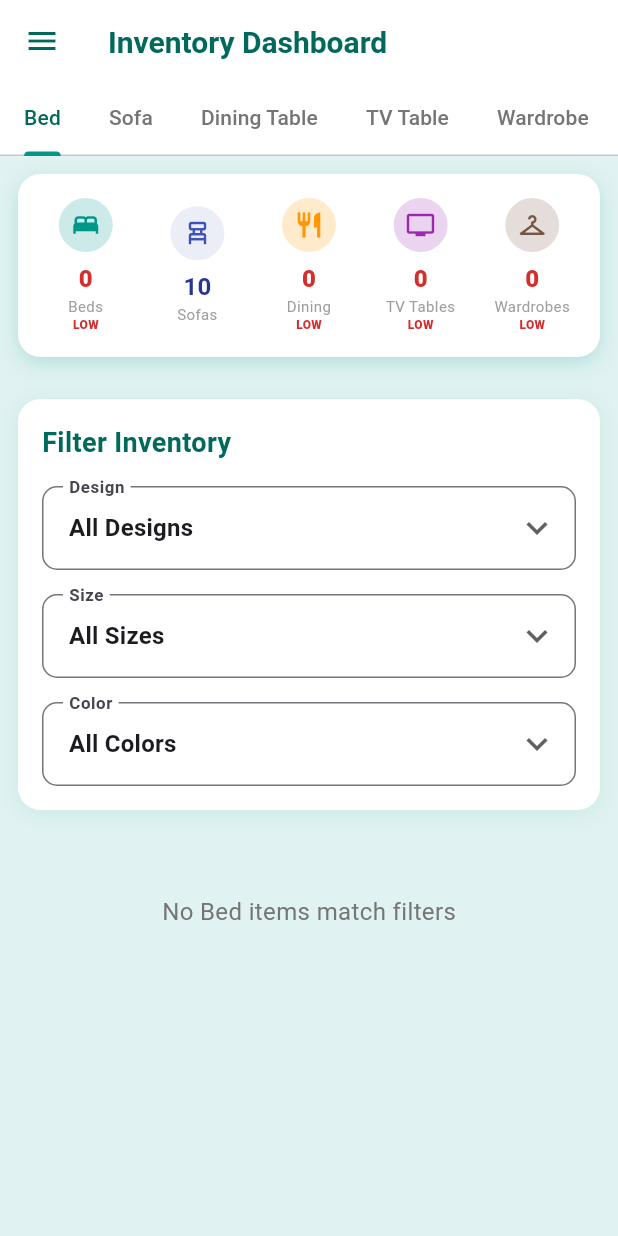
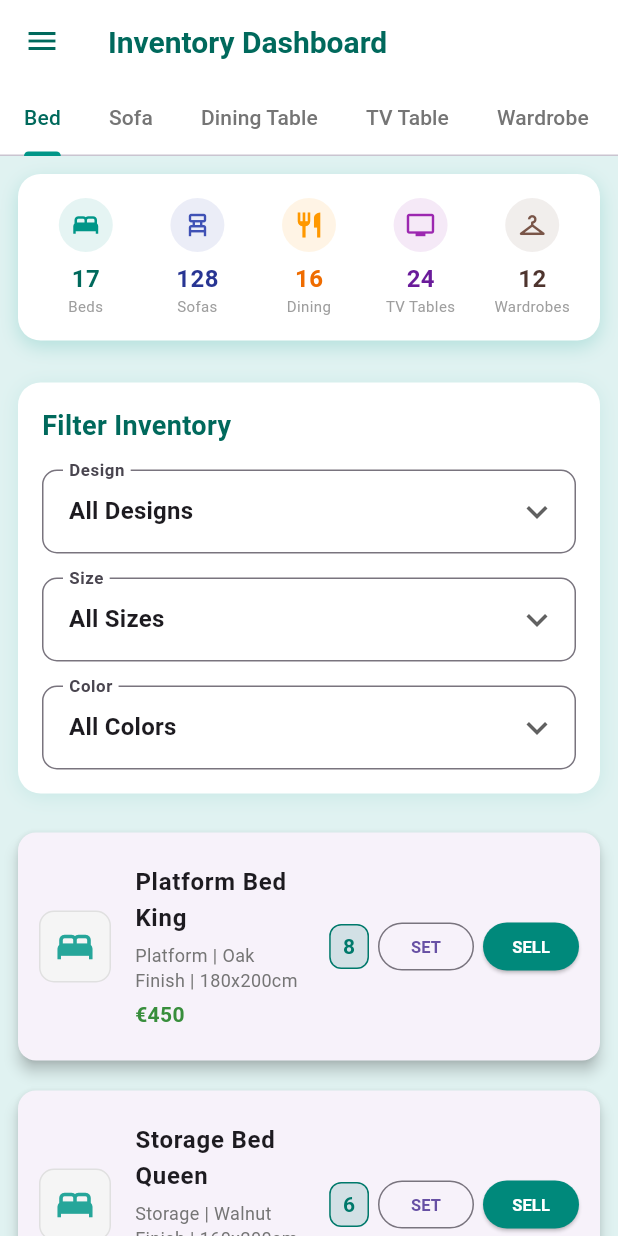
Before and after one commit to haadikhan/Relax_Decor, a Flutter app: the HomeScreen screen opened directly, on a phone screen of 412 x 824 dp. Run offline on Flutter 3.47's test engine with Material 3 defaults, Android fonts, the phone set to English and light mode, and no system bars; our stand-ins replace cloud_firestore, firebase_auth, firebase_core; accounts and stored records are empty; network calls fail.

```diff
--- a/lib/dashboard.dart
+++ b/lib/dashboard.dart
@@ -11,7 +11,8 @@ import 'package:flutter/services.dart';
 import 'package:inventory_system/firebase/firebase_service.dart';
 import 'package:inventory_system/login_screen.dart';
 import 'package:inventory_system/sales_screen.dart';
-import 'package:inventory_system/sales_report_screen.dart'; // Add this import
+import 'package:inventory_system/sales_report_screen.dart';
+import 'package:inventory_system/stock_history_screen.dart'; // NEW: Import
 
 class HomeScreen extends StatefulWidget {
   const HomeScreen({super.key});
@@ -533,7 +534,7 @@ class _HomeScreenState extends State<HomeScreen>
           ),
         ),
       ),
-      drawer: _buildDrawer(isMobile), // MODIFIED: Use the drawer builder method
+      drawer: _buildDrawer(isMobile),
       body: Column(
         children: [
           Padding(
@@ -619,7 +620,7 @@ class _HomeScreenState extends State<HomeScreen>
     );
   }
 
-  // NEW: Drawer builder method with Sales Report option
+  // UPDATED: Drawer builder method with Stock History option
   Widget _buildDrawer(bool isMobile) {
     return Drawer(
       child: ListView(
@@ -628,7 +629,7 @@ class _HomeScreenState extends State<HomeScreen>
           DrawerHeader(
             decoration: BoxDecoration(color: Colors.teal.shade700),
             child: const Text(
-              'Relax Decor',
+              'Mob World',
               style: TextStyle(
                 color: Colors.white,
                 fontSize: 28,
@@ -636,6 +637,24 @@ class _HomeScreenState extends State<HomeScreen>
               ),
             ),
           ),
+
+          // NEW: Stock History Option
+          ListTile(
+            leading: const Icon(Icons.history, color: Colors.orange, size: 26),
+            title: const Text('Stock History', style: TextStyle(fontSize: 18)),
+            onTap: () {
+              Navigator.pop(context); // Close drawer
+              Navigator.push(
+                context,
+                MaterialPageRoute(
+                  builder: (context) =>
+                      StockHistoryScreen(firebaseService: _firebaseService),
+                ),
+              );
+            },
+          ),
+
+          // Existing Sales Report Option
           ListTile(
             leading: const Icon(Icons.analytics, color: Colors.blue, size: 26),
             title: const Text('Sales Report', style: TextStyle(fontSize: 18)),
@@ -650,6 +669,7 @@ class _HomeScreenState extends State<HomeScreen>
               );
             },
           ),
+
           const Divider(),
           ListTile(
             leading: const Icon(
--- a/lib/firebase/firebase_service.dart
+++ b/lib/firebase/firebase_service.dart
@@ -1,4 +1,5 @@
 import 'package:cloud_firestore/cloud_firestore.dart';
+import 'package:firebase_auth/firebase_auth.dart';
 import 'package:flutter/material.dart';
 
 class FurnitureItem {
@@ -10,6 +11,8 @@ class FurnitureItem {
   final String? design;
   final String? color;
   final String? size;
+  final String? lastUpdatedBy; // NEW: Track who updated
+  final DateTime? lastUpdatedAt; // NEW: Track when updated
 
   FurnitureItem({
     required this.id,
@@ -20,6 +23,8 @@ class FurnitureItem {
     this.design,
     this.color,
     this.size,
+    this.lastUpdatedBy, // NEW
+    this.lastUpdatedAt, // NEW
   });
 
   factory FurnitureItem.fromFirestore(DocumentSnapshot doc) {
@@ -33,11 +38,86 @@ class FurnitureItem {
       design: data['design'] as String?,
       color: data['color'] as String?,
       size: data['size'] as String?,
+      lastUpdatedBy: data['lastUpdatedBy'] as String?, // NEW
+      lastUpdatedAt:
+          data['lastUpdatedAt'] !=
+              null // NEW
+          ? (data['lastUpdatedAt'] as Timestamp).toDate()
+          : null,
     );
   }
 }
 
-// NEW: Sales Record Model
+// NEW: Stock Update Record Model
+class StockUpdateRecord {
+  final String id;
+  final String itemId;
+  final String category;
+  final String model;
+  final String updatedBy;
+  final DateTime updatedAt;
+  final int previousStock;
+  final int newStock;
+  final int changeAmount;
+  final String updateType; // 'set' or 'increase'
+  final String? design;
+  final String? color;
+  final String? size;
+
+  StockUpdateRecord({
+    required this.id,
+    required this.itemId,
+    required this.category,
+    required this.model,
+    required this.updatedBy,
+    required this.updatedAt,
+    required this.previousStock,
+    required this.newStock,
+    required this.changeAmount,
+    required this.updateType,
+    this.design,
+    this.color,
+    this.size,
+  });
+
+  factory StockUpdateRecord.fromFirestore(DocumentSnapshot doc) {
+    final data = doc.data() as Map<String, dynamic>;
+    return StockUpdateRecord(
+      id: doc.id,
+      itemId: data['itemId'] as String,
+      category: data['category'] as String,
+      model: data['model'] as String,
+      updatedBy: data['updatedBy'] as String,
+      updatedAt: (data['updatedAt'] as Timestamp).toDate(),
+      previousStock: (data['previousStock'] as num).toInt(),
+      newStock: (data['newStock'] as num).toInt(),
+      changeAmount: (data['changeAmount'] as num).toInt(),
+      updateType: data['updateType'] as String,
+      design: data['design'] as String?,
+      color: data['color'] as String?,
+      size: data['size'] as String?,
+    );
+  }
+
+  Map<String, dynamic> toFirestore() {
+    return {
+      'itemId': itemId,
+      'category': category,
+      'model': model,
+      'updatedBy': updatedBy,
+      'updatedAt': Timestamp.fromDate(updatedAt),
+      'previousStock': previousStock,
+      'newStock': newStock,
+      'changeAmount': changeAmount,
+      'updateType': updateType,
+      'design': design,
+      'color': color,
+      'size': size,
+    };
+  }
+}
+
+// Sales Record Model
 class SalesRecord {
   final String id;
   final String itemId;
@@ -98,7 +178,7 @@ class SalesRecord {
   }
 }
 
-// NEW: Monthly Sales Summary Model
+// Monthly Sales Summary Model
 class MonthlySalesSummary {
   final String category;
   final int totalItemsSold;
@@ -131,7 +211,7 @@ class FirebaseService {
         .collection('inventory_items');
   }
 
-  // NEW: Sales collection reference
+  // Sales collection reference
   CollectionReference<Map<String, dynamic>> get _salesCollectionRef {
     return _db
         .collection('artifacts')
@@ -141,9 +221,18 @@ class FirebaseService {
         .collection('sales_records');
   }
 
-  // REAL RELAX DECOR INVENTORY DATA (same as before)
+  // NEW: Stock updates collection reference
+  CollectionReference<Map<String, dynamic>> get _stockUpdatesCollectionRef {
+    return _db
+        .collection('artifacts')
+        .doc(_appId)
+        .collection('public')
+        .doc('data')
+        .collection('stock_updates');
+  }
+
+  // REAL RELAX DECOR INVENTORY DATA
   final List<Map<String, dynamic>> _realInventoryData = [
-    // ... (your existing inventory data remains exactly the same)
     // ========== SOFAS ==========
     {
       'category': 'Sofa',
@@ -154,7 +243,226 @@ class FirebaseService {
       'price': 600.0,
       'stock': 10,
     },
-    // ... (include all your existing inventory items)
+    {
+      'category': 'Sofa',
+      'model': 'Carol Sofa 2 Seater',
+      'design': 'Carol',
+      'size': '140x92x90cm',
+      'color': 'Black & Red Contros',
+      'price': 500.0,
+      'stock': 8,
+    },
+    {
+      'category': 'Sofa',
+      'model': 'Anton Sofa 3 Seater',
+      'design': 'Anton',
+      'size': '190x95x88cm',
+      'color': 'Grey',
+      'price': 650.0,
+      'stock': 12,
+    },
+    {
+      'category': 'Sofa',
+      'model': 'Anton Sofa 2 Seater',
+      'design': 'Anton',
+      'size': '145x95x88cm',
+      'color': 'Grey',
+      'price': 550.0,
+      'stock': 6,
+    },
+    {
+      'category': 'Sofa',
+      'model': 'Bostan Sofa 3 Seater',
+      'design': 'Bostan',
+      'size': '195x90x85cm',
+      'color': 'Beige',
+      'price': 700.0,
+      'stock': 15,
+    },
+    {
+      'category': 'Sofa',
+      'model': 'Artic Sofa 3 Seater',
+      'design': 'Artic',
+      'size': '185x93x87cm',
+      'color': 'Dark Brown',
+      'price': 750.0,
+      'stock': 9,
+    },
+    {
+      'category': 'Sofa',
+      'model': 'Relax Sofa 3 Seater',
+      'design': 'Relax',
+      'size': '192x94x86cm',
+      'color': 'Light Grey',
+      'price': 680.0,
+      'stock': 11,
+    },
+    {
+      'category': 'Sofa',
+      'model': 'Antario Sofa 3 Seater',
+      'design': 'Antario',
+      'size': '198x96x89cm',
+      'color': 'Navy Blue',
+      'price': 720.0,
+      'stock': 7,
+    },
+    {
+      'category': 'Sofa',
+      'model': 'Handerson Sofa 3 Seater',
+      'design': 'Handerson',
+      'size': '188x92x90cm',
+      'color': 'Black',
+      'price': 690.0,
+      'stock': 14,
+    },
+    {
+      'category': 'Sofa',
+      'model': 'Enzo Sofa 3 Seater',
+      'design': 'Enzo',
+      'size': '190x95x88cm',
+      'color': 'Cream',
+      'price': 710.0,
+      'stock': 8,
+    },
+    {
+      'category': 'Sofa',
+      'model': 'Loca Sofa 3 Seater',
+      'design': 'Loca',
+      'size': '185x93x87cm',
+      'color': 'Charcoal',
+      'price': 670.0,
+      'stock': 13,
+    },
+    {
+      'category': 'Sofa',
+      'model': 'Ibiza Sofa 3 Seater',
+      'design': 'Ibiza',
+      'size': '192x94x86cm',
+      'color': 'White',
+      'price': 730.0,
+      'stock': 10,
+    },
+    {
+      'category': 'Sofa',
+      'model': 'Carol Corner Sofa',
+      'design': 'Carol Corner',
+      'size': '220x220x90cm',
+      'color': 'Black & Red Contros',
+      'price': 1200.0,
+      'stock': 5,
+    },
+    // ========== BEDS ==========
+    {
+      'category': 'Bed',
+      'model': 'Platform Bed King',
+      'design': 'Platform',
+      'size': '180x200cm',
+      'color': 'Oak Finish',
+      'price': 450.0,
+      'stock': 8,
+    },
+    {
+      'category': 'Bed',
+      'model': 'Storage Bed Queen',
+      'design': 'Storage',
+      'size': '160x200cm',
+      'color': 'Walnut Finish',
+      'price': 550.0,
+      'stock': 6,
+    },
+    {
+      'category': 'Bed',
+      'model': 'Four Poster Bed King',
+      'design': 'Four Poster',
+      'size': '180x200cm',
+      'color': 'Dark Mahogany',
+      'price': 850.0,
+      'stock': 3,
+    },
+    // ========== DINING TABLES ==========
+    {
+      'category': 'Dining Table',
+      'model': 'Glass Top Dining Table',
+      'design': 'Glass Top',
+      'size': '140x80x75cm',
+      'color': 'Clear Glass',
+      'price': 350.0,
+      'stock': 7,
+    },
+    {
+      'category': 'Dining Table',
+      'model': 'Solid Wood Dining Table',
+      'design': 'Solid Wood',
+      'size': '160x90x75cm',
+      'color': 'Teak Finish',
+      'price': 480.0,
+      'stock': 5,
+    },
+    {
+      'category': 'Dining Table',
+      'model': 'Pedestal Dining Table',
+      'design': 'Pedestal',
+      'size': '150x85x75cm',
+      'color': 'White Marble',
+      'price': 520.0,
+      'stock': 4,
+    },
+    // ========== TV TABLES ==========
+    {
+      'category': 'TV Table',
+      'model': 'Metal Frame TV Stand',
+      'design': 'Metal Frame',
+      'size': '120x40x50cm',
+      'color': 'Black Metal',
+      'price': 120.0,
+      'stock': 10,
+    },
+    {
+      'category': 'TV Table',
+      'model': 'Wall Mount TV Cabinet',
+      'design': 'Wall Mount',
+      'size': '140x35x45cm',
+      'color': 'White',
+      'price': 180.0,
+      'stock': 8,
+    },
+    {
+      'category': 'TV Table',
+      'model': 'Cabinet TV Table',
+      'design': 'Cabinet',
+      'size': '160x45x55cm',
+      'color': 'Cherry Wood',
+      'price': 220.0,
+      'stock': 6,
+    },
+    // ========== WARDROBES ==========
+    {
+      'category': 'Wardrobe',
+      'model': 'Side Mirror Wardrobe',
+      'design': 'Side Mirror',
+      'size': '180x60x220cm',
+      'color': 'High Gloss White',
+      'price': 420.0,
+      'stock': 4,
+    },
+    {
+      'category': 'Wardrobe',
+      'model': 'Center Mirror Wardrobe',
+      'design': 'Center Mirror',
+      'size': '200x65x225cm',
+      'color': 'Walnut Finish',
+      'price': 480.0,
+      'stock': 3,
+    },
+    {
+      'category': 'Wardrobe',
+      'model': 'Internal Side Wardrobe',
+      'design': 'Internal Side',
+      'size': '220x70x230cm',
+      'color': 'Oak Finish',
+      'price': 520.0,
+      'stock': 5,
+    },
   ];
 
   /// Checks if the inventory collection is empty and seeds it with REAL RELAX DECOR data if necessary.
@@ -270,18 +578,102 @@ class FirebaseService {
     });
   }
 
+  // NEW: Get current user email
+  String? getCurrentUserEmail() {
+    return FirebaseAuth.instance.currentUser?.email;
+  }
+
+  // MODIFIED: Update stock with user tracking
   Future<void> updateStock(String itemId, int newQuantity) async {
     if (newQuantity < 0) throw Exception('Stock quantity cannot be negative.');
+
     final itemRef = _inventoryCollectionRef.doc(itemId);
-    await itemRef.update({'stock': newQuantity});
+    final userEmail = getCurrentUserEmail() ?? 'Unknown User';
+    final now = DateTime.now();
+
+    await _db.runTransaction((transaction) async {
+      // Get current item data
+      final doc = await transaction.get(itemRef);
+      if (!doc.exists) throw Exception('Item not found');
+
+      final currentData = doc.data() as Map<String, dynamic>;
+      final previousStock = (currentData['stock'] as num).toInt();
+
+      // Update inventory
+      transaction.update(itemRef, {
+        'stock': newQuantity,
+        'lastUpdatedBy': userEmail,
+        'lastUpdatedAt': Timestamp.fromDate(now),
+      });
+
+      // Record stock update
+      final stockUpdateRecord = StockUpdateRecord(
+        id: '', // Auto-generated
+        itemId: itemId,
+        category: currentData['category'] as String,
+        model: currentData['model'] as String,
+        updatedBy: userEmail,
+        updatedAt: now,
+        previousStock: previousStock,
+        newStock: newQuantity,
+        changeAmount: newQuantity - previousStock,
+        updateType: 'set',
+        design: currentData['design'] as String?,
+        color: currentData['color'] as String?,
+        size: currentData['size'] as String?,
+      );
+
+      final updateDocRef = _stockUpdatesCollectionRef.doc();
+      transaction.set(updateDocRef, stockUpdateRecord.toFirestore());
+    });
   }
 
+  // MODIFIED: Increase stock with user tracking
   Future<void> increaseStock(String itemId, int increaseAmount) async {
     if (increaseAmount <= 0) {
       throw Exception('Increase amount must be positive.');
     }
+
     final itemRef = _inventoryCollectionRef.doc(itemId);
-    await itemRef.update({'stock': FieldValue.increment(increaseAmount)});
+    final userEmail = getCurrentUserEmail() ?? 'Unknown User';
+    final now = DateTime.now();
+
+    await _db.runTransaction((transaction) async {
+      // Get current item data
+      final doc = await transaction.get(itemRef);
+      if (!doc.exists) throw Exception('Item not found');
+
+      final currentData = doc.data() as Map<String, dynamic>;
+      final previousStock = (currentData['stock'] as num).toInt();
+      final newStock = previousStock + increaseAmount;
+
+      // Update inventory
+      transaction.update(itemRef, {
+        'stock': FieldValue.increment(increaseAmount),
+        'lastUpdatedBy': userEmail,
+        'lastUpdatedAt': Timestamp.fromDate(now),
+      });
+
+      // Record stock update
+      final stockUpdateRecord = StockUpdateRecord(
+        id: '', // Auto-generated
+        itemId: itemId,
+        category: currentData['category'] as String,
+        model: currentData['model'] as String,
+        updatedBy: userEmail,
+        updatedAt: now,
+        previousStock: previousStock,
+        newStock: newStock,
+        changeAmount: increaseAmount,
+        updateType: 'increase',
+        design: currentData['design'] as String?,
+        color: currentData['color'] as String?,
+        size: currentData['size'] as String?,
+      );
+
+      final updateDocRef = _stockUpdatesCollectionRef.doc();
+      transaction.set(updateDocRef, stockUpdateRecord.toFirestore());
+    });
   }
 
   Stream<int> streamTotalStock(String categoryName) {
@@ -296,7 +688,32 @@ class FirebaseService {
         );
   }
 
-  // NEW: Get sales records for a specific month
+  // NEW: Get all stock updates
+  Stream<List<StockUpdateRecord>> getStockUpdates() {
+    return _stockUpdatesCollectionRef
+        .orderBy('updatedAt', descending: true)
+        .snapshots()
+        .map(
+          (snapshot) => snapshot.docs
+              .map((doc) => StockUpdateRecord.fromFirestore(doc))
+              .toList(),
+        );
+  }
+
+  // NEW: Get stock updates for a specific item
+  Stream<List<StockUpdateRecord>> getStockUpdatesForItem(String itemId) {
+    return _stockUpdatesCollectionRef
+        .where('itemId', isEqualTo: itemId)
+        .orderBy('updatedAt', descending: true)
+        .snapshots()
+        .map(
+          (snapshot) => snapshot.docs
+              .map((doc) => StockUpdateRecord.fromFirestore(doc))
+              .toList(),
+        );
+  }
+
+  // Get sales records for a specific month
   Stream<List<SalesRecord>> getMonthlySales(int year, int month) {
     // Calculate start and end of the month
     final startDate = DateTime(year, month, 1);
@@ -321,7 +738,7 @@ class FirebaseService {
         );
   }
 
-  // NEW: Get monthly sales summary by category
+  // Get monthly sales summary by category
   Stream<List<MonthlySalesSummary>> getMonthlySalesSummary(
     int year,
     int month,
@@ -355,7 +772,7 @@ class FirebaseService {
     });
   }
 
-  // NEW: Get total monthly revenue
+  // Get total monthly revenue
   Stream<double> getTotalMonthlyRevenue(int year, int month) {
     return getMonthlySales(year, month).map((salesRecords) {
       // ignore: avoid_types_as_parameter_names
@@ -363,35 +780,6 @@ class FirebaseService {
     });
   }
 
-  // NEW: Get sales records for a specific category in a month
-  //   Stream<List<SalesRecord>> getCategoryMonthlySales(
-  //     String category,
-  //     int year,
-  //     int month,
-  //   ) {
-  //     final startDate = DateTime(year, month, 1);
-  //     final endDate = DateTime(
-  //       year,
-  //       month + 1,
-  //       1,
-  //     ).subtract(const Duration(days: 1));
-
-  //     return _salesCollectionRef
-  //         .where('category', isEqualTo: category)
-  //         .where(
-  //           'saleDate',
-  //           isGreaterThanOrEqualTo: Timestamp.fromDate(startDate),
-  //         )
-  //         .where('saleDate', isLessThanOrEqualTo: Timestamp.fromDate(endDate))
-  //         .orderBy('saleDate', descending: true)
-  //         .snapshots()
-  //         .map(
-  //           (snapshot) => snapshot.docs
-  //               .map((doc) => SalesRecord.fromFirestore(doc))
-  //               .toList(),
-  //         );
-  //   }
-  // }
   Stream<List<SalesRecord>> getCategoryMonthlySales(
     String category,
     int year,
@@ -406,10 +794,6 @@ class FirebaseService {
 
     return _salesCollectionRef
         .where('category', isEqualTo: category)
-        // TEMPORARILY REMOVE THESE LINES:
-        // .where('saleDate', isGreaterThanOrEqualTo: Timestamp.fromDate(startDate))
-        // .where('saleDate', isLessThanOrEqualTo: Timestamp.fromDate(endDate))
-        // .orderBy('saleDate', descending: true)
         .snapshots()
         .map(
           (snapshot) => snapshot.docs
```
Also changed, not shown: lib/stock_history_screen.dart (added, +198 -0 lines).
